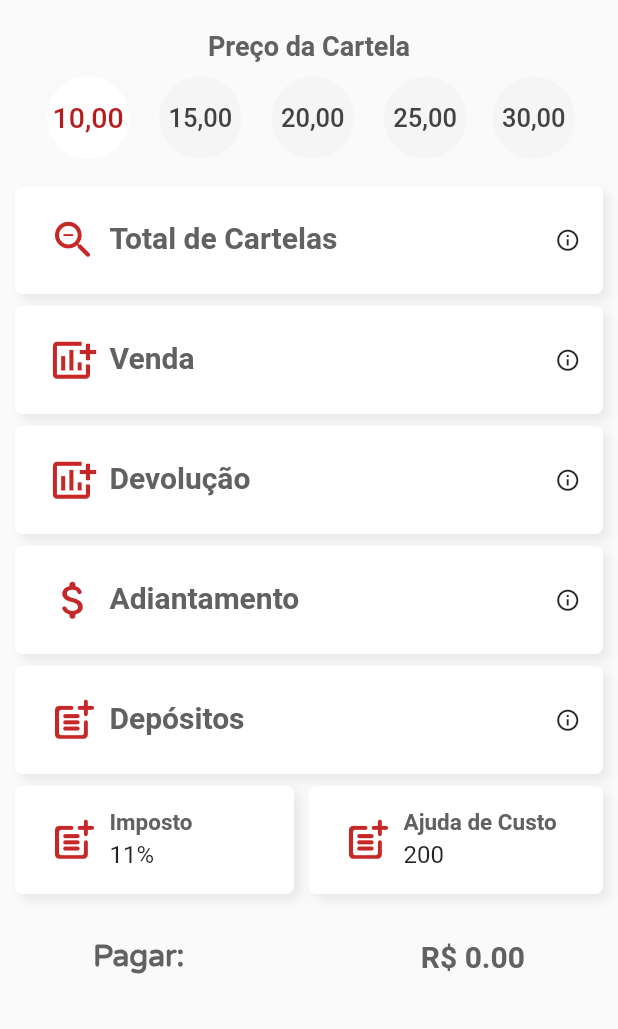
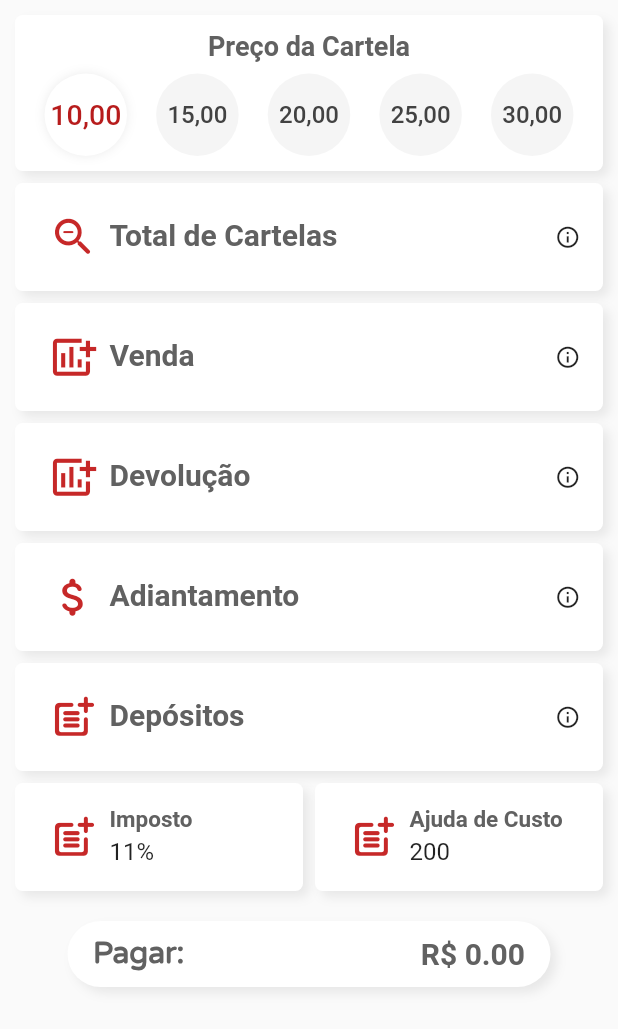
Before and after one commit to JoaoPaulo-Macedo/sales_accounting_app, a Flutter app: the screen it shows after launch, on a phone screen of 412 x 824 dp. Shown: the top 1029 px of the screen. Run offline on Flutter 3.47's test engine with Material 2 defaults, Android fonts, the phone set to English and light mode, and no system bars.

Commit message:
Refactoring code 2

```diff
--- a/lib/app_decoration.dart
+++ b/lib/app_decoration.dart
@@ -4,9 +4,7 @@ class AppDecoration {
   AppDecoration._(this.context);
   final BuildContext context;
 
-  factory AppDecoration.of(BuildContext context) {
-    return AppDecoration._(context);
-  }
+  factory AppDecoration.of(BuildContext context) => AppDecoration._(context);
 
   List<BoxShadow> get appShadow => [
         BoxShadow(
@@ -44,3 +42,12 @@ class AppDecoration {
         boxShadow: appShadow,
       );
 }
+
+class AppColors {
+  AppColors._(this.context);
+  final BuildContext context;
+
+  factory AppColors.of(BuildContext context) => AppColors._(context);
+
+  Color get secondaryColor => Colors.red[900];
+}
--- a/lib/main.dart
+++ b/lib/main.dart
@@ -1,4 +1,5 @@
 import 'package:flutter/material.dart';
+import 'package:flutter/services.dart';
 import 'package:lucky_triangle/app_decoration.dart';
 import 'package:lucky_triangle/widgets/app_card_info.dart';
 
@@ -36,6 +37,7 @@ class _MyHomePageState extends State<MyHomePage> {
   final FocusNode moneyFocus = FocusNode();
   final FocusNode depositFocus = FocusNode();
   final double fontSize = 18;
+  final double spacing = 8;
 
   double debt = 0;
   Selected selected = Selected.ten;
@@ -58,12 +60,13 @@ class _MyHomePageState extends State<MyHomePage> {
 
   @override
   Widget build(BuildContext context) {
-    final topMargin = 8.0;
+    final appColor = AppColors.of(context);
 
     return GestureDetector(
       onTap: () => FocusScope.of(context).requestFocus(FocusNode()),
+      child: AnnotatedRegion<SystemUiOverlayStyle>(
+        value: SystemUiOverlayStyle(statusBarColor: appColor.secondaryColor),
         child: Scaffold(
-        backgroundColor: Colors.blueGrey[35],
           body: SafeArea(
             child: SingleChildScrollView(
               child: Padding(
@@ -71,69 +74,69 @@ class _MyHomePageState extends State<MyHomePage> {
                 child: Column(
                   children: [
                     _priceCard('Preço da Cartela'),
-                  _textCard(
+                    SizedBox(height: spacing),
+                    _textFieldCard(
                       title: 'Total de Cartelas',
                       prefixIcon: Icons.zoom_out_rounded,
                       controller: holdCardsController,
-                    topMargin: topMargin,
                       focus: missingFocus,
                       cardInfo: AppCardInfo(
                         text:
                             'Informe o total de cartelas pegas para a distribuição.',
                       ),
                     ),
-                  _textCard(
+                    SizedBox(height: spacing),
+                    _textFieldCard(
                       title: 'Venda',
                       prefixIcon: Icons.add_chart,
                       controller: soldController,
-                    topMargin: topMargin,
                       focus: saleFocus,
                       cardInfo: AppCardInfo(
                         text: 'Informe o total de cartelas vendidas.',
                       ),
                     ),
-                  _textCard(
+                    SizedBox(height: spacing),
+                    _textFieldCard(
                       title: 'Devolução',
                       prefixIcon: Icons.add_chart,
                       controller: devolutionController,
-                    topMargin: topMargin,
                       focus: devolutionFocus,
                       cardInfo: AppCardInfo(
                         text: 'Informe o total de cartelas devolvidas.',
                       ),
                     ),
-                  _textCard(
+                    SizedBox(height: spacing),
+                    _textFieldCard(
                       title: 'Adiantamento',
                       prefixIcon: Icons.attach_money_rounded,
                       controller: moneyPaidController,
                       formatAsMoney: true,
-                    topMargin: topMargin,
                       focus: moneyFocus,
                       cardInfo: AppCardInfo(
                         text: 'Informe os adiantamentos em dinheiro.',
                       ),
                     ),
-                  _textCard(
+                    SizedBox(height: spacing),
+                    _textFieldCard(
                       title: 'Depósitos',
                       prefixIcon: Icons.post_add_rounded,
                       controller: depositsController,
                       formatAsMoney: true,
-                    topMargin: topMargin,
                       focus: depositFocus,
                       cardInfo: AppCardInfo(
                         text: 'Informe os depósitos.',
                       ),
                     ),
-                  Row(
+                    Padding(
+                      padding: EdgeInsets.only(top: spacing),
+                      child: Row(
                         children: [
                           Expanded(
-                        child: _textCard(
+                            child: _textFieldCard(
                               title: 'Imposto',
                               prefixIcon: Icons.post_add_rounded,
                               controller: taxController,
                               formatAsMoney: true,
-                          topMargin: topMargin,
-                          rightMargin: 10,
                               readOnly: true,
                               function: () {
                                 print('SOOOOU');
@@ -147,13 +150,13 @@ class _MyHomePageState extends State<MyHomePage> {
                               },
                             ),
                           ),
+                          SizedBox(width: spacing),
                           Expanded(
-                        child: _textCard(
+                            child: _textFieldCard(
                               title: 'Ajuda de Custo',
                               prefixIcon: Icons.post_add_rounded,
                               controller: allowanceController,
                               formatAsMoney: true,
-                          topMargin: topMargin,
                               readOnly: true,
                               function: () {
                                 print('SOOOOU');
@@ -169,8 +172,10 @@ class _MyHomePageState extends State<MyHomePage> {
                           ),
                         ],
                       ),
+                    ),
                     debtField(debt),
                   ],
+                ),
               ),
             ),
           ),
@@ -179,15 +184,11 @@ class _MyHomePageState extends State<MyHomePage> {
     );
   }
 
-  Widget _textCard({
+  Widget _textFieldCard({
     @required String title,
     @required TextEditingController controller,
     bool readOnly = false,
     bool formatAsMoney = false,
-    double topMargin = 0,
-    double bottomMargin = 0,
-    double leftMargin = 0,
-    double rightMargin = 0,
     double fontSize = 20,
     double iconSize = 33,
     Widget prefixWidget,
@@ -198,12 +199,6 @@ class _MyHomePageState extends State<MyHomePage> {
   }) {
     return GestureDetector(
       child: Container(
-        margin: EdgeInsets.fromLTRB(
-          leftMargin,
-          topMargin,
-          rightMargin,
-          bottomMargin,
-        ),
         decoration: AppDecoration.of(context).appTextBoxDecoration,
         child: Padding(
           padding: const EdgeInsets.fromLTRB(15, 5, 15, 5),
@@ -252,13 +247,14 @@ class _MyHomePageState extends State<MyHomePage> {
   }
 
   Widget _priceCard(String title) {
-    Widget _price(int price, Selected selection, {bool hasMargin = true}) {
+    final decoration = AppDecoration.of(context);
+
+    Widget _price(int price, Selected selection) {
       return Container(
-        margin: EdgeInsets.only(left: hasMargin ? 2.5 : 0),
         decoration: BoxDecoration(
           color: selection == selected ? Colors.white : Colors.grey[100],
           borderRadius: BorderRadius.circular(100),
-          boxShadow: selection == selected ? AppDecoration.priceShadow : null,
+          boxShadow: selection == selected ? decoration.priceShadow : null,
         ),
         child: ClipRRect(
           borderRadius: BorderRadius.circular(100),
@@ -266,11 +262,12 @@ class _MyHomePageState extends State<MyHomePage> {
             style: ButtonStyle(
               padding: MaterialStateProperty.all(EdgeInsets.zero),
               minimumSize: MaterialStateProperty.all(Size(55, 55)),
+              overlayColor: MaterialStateProperty.all(Colors.transparent),
             ),
             child: Text(
               '${price.toString()},00',
               style: TextStyle(
-                fontSize: selection == selected ? 19 : 17,
+                fontSize: selection == selected ? 19 : 16,
                 color:
                     selection == selected ? Colors.red[900] : Colors.grey[800],
               ),
@@ -289,15 +286,13 @@ class _MyHomePageState extends State<MyHomePage> {
     }
 
     return Container(
-      decoration: AppDecoration.appPriceBoxDecoration,
+      decoration: decoration.appPriceBoxDecoration,
       child: Padding(
         padding: const EdgeInsets.all(10),
         child: Column(
           crossAxisAlignment: CrossAxisAlignment.center,
           children: [
-            Padding(
-              padding: const EdgeInsets.only(bottom: 10),
-              child: Text(
+            Text(
               title,
               style: TextStyle(
                 fontSize: fontSize,
@@ -305,7 +300,7 @@ class _MyHomePageState extends State<MyHomePage> {
                 fontWeight: FontWeight.bold,
               ),
             ),
-            ),
+            SizedBox(height: spacing),
             Row(
               mainAxisAlignment: MainAxisAlignment.spaceAround,
               children: [
@@ -313,7 +308,7 @@ class _MyHomePageState extends State<MyHomePage> {
                 _price(15, Selected.fifteen),
                 _price(20, Selected.twenty),
                 _price(25, Selected.twentyFive),
-                _price(30, Selected.thirty, hasMargin: false),
+                _price(30, Selected.thirty),
               ],
             ),
           ],
@@ -323,13 +318,14 @@ class _MyHomePageState extends State<MyHomePage> {
   }
 
   Widget debtField(double debt) {
+    final decoration = AppDecoration.of(context);
     String text = debt >= 0 ? 'Pagar:' : 'Receber:';
     //if (debt < 0) debt = debt.abs();
 
     return Container(
       margin: EdgeInsets.fromLTRB(35, 20, 35, 0),
       padding: EdgeInsets.fromLTRB(17, 10, 17, 10),
-      decoration: AppDecoration.appDebtBoxDecoration,
+      decoration: decoration.appDebtBoxDecoration,
       child: Row(
         mainAxisAlignment: MainAxisAlignment.spaceBetween,
         children: [
--- a/lib/widgets/app_cards.dart
+++ b/lib/widgets/app_cards.dart
@@ -21,8 +21,10 @@ class _PriceCardState extends State<PriceCard> {
 
   @override
   Widget build(BuildContext context) {
+    final decoration = AppDecoration.of(context);
+
     return Container(
-      decoration: AppDecoration.appPriceBoxDecoration,
+      decoration: decoration.appPriceBoxDecoration,
       child: Padding(
         padding: const EdgeInsets.all(10),
         child: Column(
```
Lines whose indentation alone changed are shown as unchanged.
